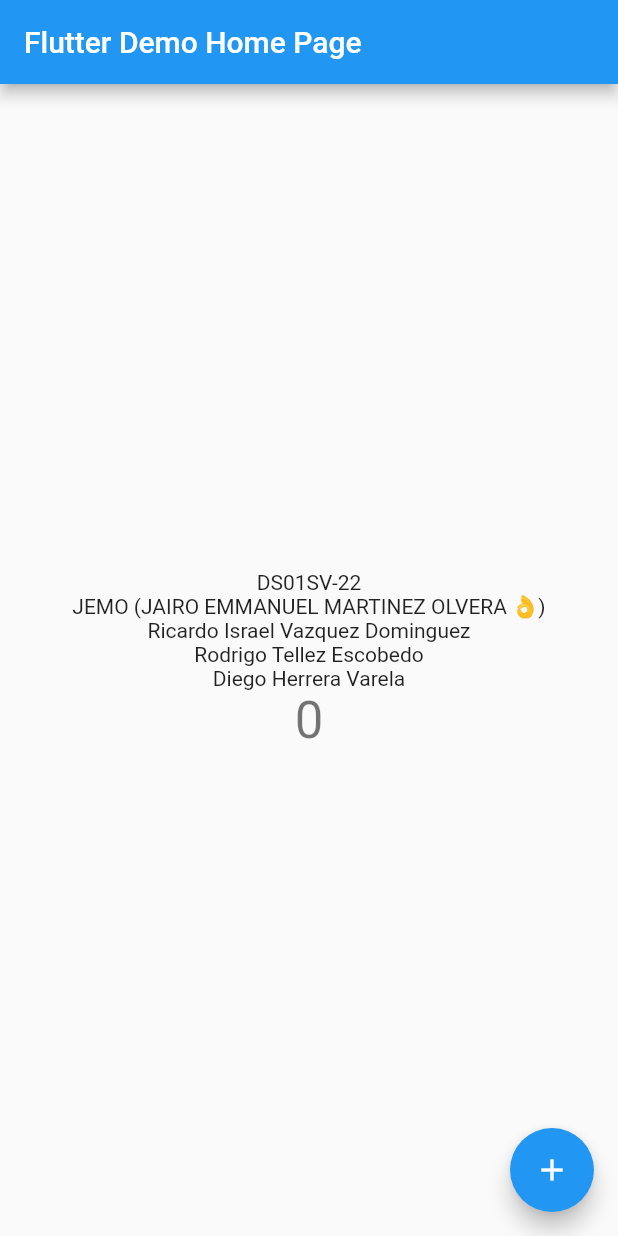
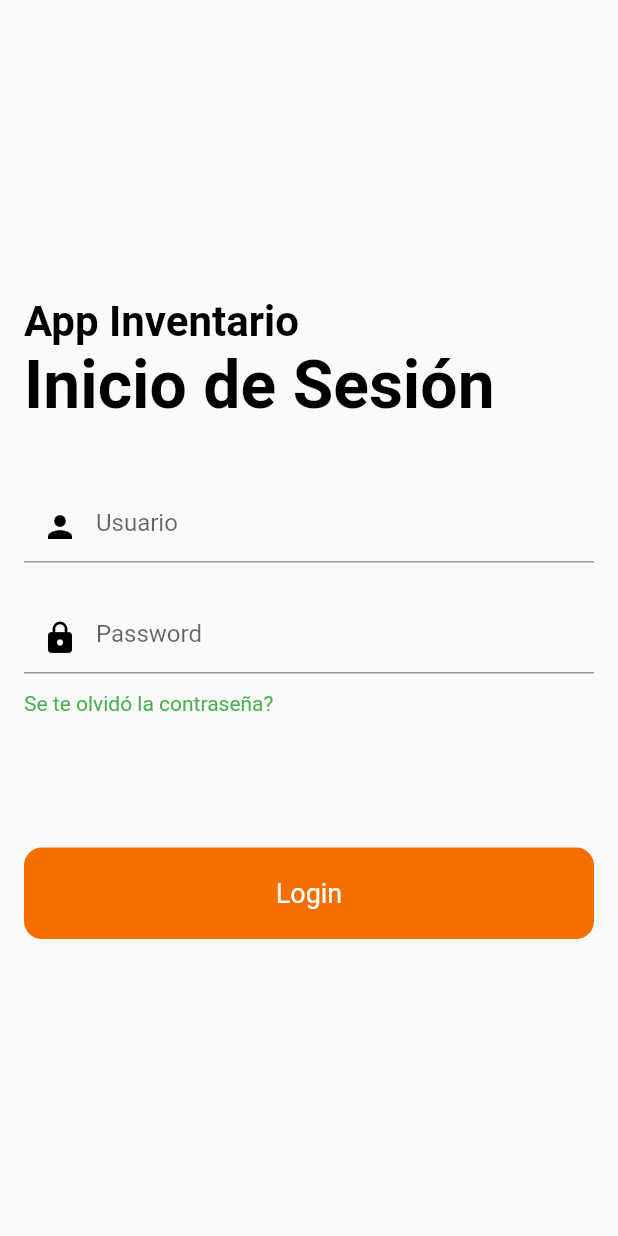
Before and after one commit to Rod17455/app_inventario, a Flutter app: the screen it shows after launch, on a phone screen of 412 x 824 dp. Run offline on Flutter 3.47's test engine with Material 2 defaults, Android fonts, the light colour scheme and no system bars.

Commit message:
login y welcome JEMO

```diff
--- a/lib/main.dart
+++ b/lib/main.dart
@@ -1,4 +1,5 @@
 import 'package:flutter/material.dart';
+import 'welcome_screen.dart';
 
 void main() {
   runApp(const MyApp());
@@ -7,121 +8,116 @@ void main() {
 class MyApp extends StatelessWidget {
   const MyApp({super.key});
 
-  // This widget is the root of your application.
+
   @override
   Widget build(BuildContext context) {
-    return MaterialApp(
-      title: 'Flutter Demo',
-      theme: ThemeData(
-        // This is the theme of your application.
-        //
-        // Try running your application with "flutter run". You'll see the
-        // application has a blue toolbar. Then, without quitting the app, try
-        // changing the primarySwatch below to Colors.green and then invoke
-        // "hot reload" (press "r" in the console where you ran "flutter run",
-        // or simply save your changes to "hot reload" in a Flutter IDE).
-        // Notice that the counter didn't reset back to zero; the application
-        // is not restarted.
-        primarySwatch: Colors.blue,
-      ),
-      home: const MyHomePage(title: 'Flutter Demo Home Page'),
+    return const MaterialApp(
+      debugShowCheckedModeBanner: false,
+     home: HomePage(),
     );
   }
 }
 
-class MyHomePage extends StatefulWidget {
-  const MyHomePage({super.key, required this.title});
 
-  // This widget is the home page of your application. It is stateful, meaning
-  // that it has a State object (defined below) that contains fields that affect
-  // how it looks.
 
-  // This class is the configuration for the state. It holds the values (in this
-  // case the title) provided by the parent (in this case the App widget) and
-  // used by the build method of the State. Fields in a Widget subclass are
-  // always marked "final".
-
-  final String title;
+class HomePage extends StatefulWidget {
+  const HomePage({super.key});
 
   @override
-  State<MyHomePage> createState() => _MyHomePageState();
+  State<HomePage> createState() => _HomePageState();
 }
 
-class _MyHomePageState extends State<MyHomePage> {
-  int _counter = 0;
-
-  void _incrementCounter() {
-    setState(() {
-      // This call to setState tells the Flutter framework that something has
-      // changed in this State, which causes it to rerun the build method below
-      // so that the display can reflect the updated values. If we changed
-      // _counter without calling setState(), then the build method would not be
-      // called again, and so nothing would appear to happen.
-      _counter++;
-    });
+class _HomePageState extends State<HomePage> {
+  @override
+  Widget build(BuildContext context) {
+    return const Scaffold(body: LoginScreen());
+  }
 }
 
+
+
+class LoginScreen extends StatefulWidget {
+  const LoginScreen ({super.key});
+
+  @override
+  State<LoginScreen > createState() => _LoginScreenState();
+}
+
+class _LoginScreenState extends State<LoginScreen> {
   @override
   Widget build(BuildContext context) {
-    // This method is rerun every time setState is called, for instance as done
-    // by the _incrementCounter method above.
-    //
-    // The Flutter framework has been optimized to make rerunning build methods
-    // fast, so that you can just rebuild anything that needs updating rather
-    // than having to individually change instances of widgets.
-    return Scaffold(
-      appBar: AppBar(
-        // Here we take the value from the MyHomePage object that was created by
-        // the App.build method, and use it to set our appbar title.
-        title: Text(widget.title),
+    return Padding(
+      padding: const EdgeInsets.all(16.0),
+      child: Column(
+        mainAxisAlignment: MainAxisAlignment.center,
+        crossAxisAlignment: CrossAxisAlignment.start,
+        children: [
+          const Text("App Inventario",
+           style: TextStyle(
+           color: Colors.black ,
+           fontSize: 28.0,
+           fontWeight: FontWeight.bold,
            ),
-      body: Center(
-        // Center is a layout widget. It takes a single child and positions it
-        // in the middle of the parent.
-        child: Column(
-          // Column is also a layout widget. It takes a list of children and
-          // arranges them vertically. By default, it sizes itself to fit its
-          // children horizontally, and tries to be as tall as its parent.
-          //
-          // Invoke "debug painting" (press "p" in the console, choose the
-          // "Toggle Debug Paint" action from the Flutter Inspector in Android
-          // Studio, or the "Toggle Debug Paint" command in Visual Studio Code)
-          // to see the wireframe for each widget.
-          //
-          // Column has various properties to control how it sizes itself and
-          // how it positions its children. Here we use mainAxisAlignment to
-          // center the children vertically; the main axis here is the vertical
-          // axis because Columns are vertical (the cross axis would be
-          // horizontal).
-          mainAxisAlignment: MainAxisAlignment.center,
-          children: <Widget>[
-            const Text(
-              'DS01SV-22'
+          ),
+
+          const Text("Inicio de Sesión",
+           style: TextStyle(color: Colors.black ,
+           fontSize: 44.0,
+           fontWeight: FontWeight.bold,
+          ),
+        ),
+        const SizedBox(height: 44.0,
+        ),
+        const TextField(
+          keyboardType: TextInputType.emailAddress,
+          decoration:  InputDecoration(
+            hintText: "Usuario",
+            prefixIcon: Icon(Icons.person, color: Colors.black),
+          ),
+        ),
+        const SizedBox(
+          height: 26.0,
+        ),
+        const TextField(
+          obscureText: true,
+          decoration: InputDecoration(
+            hintText: "Password",
+            prefixIcon: Icon(Icons.lock, color: Colors.black),
+          ),
+        ),
+        const SizedBox(
+          height: 12.0,
         ),
         const Text(
-              'JEMO (JAIRO EMMANUEL MARTINEZ OLVERA 👌)',
+          "Se te olvidó la contraseña?",
+           style: TextStyle(color: Colors.green),
         ),
-            const Text(
-              'Ricardo Israel Vazquez Dominguez',
+        const SizedBox(
+          height: 88.0,
         ),
-            const Text(
-              'Rodrigo Tellez Escobedo',
+        Container(
+          width: double.infinity,
+          child: RawMaterialButton(
+            fillColor: Color.fromARGB(255, 244, 110, 0),
+            elevation: 0.0,
+            padding: EdgeInsets.symmetric(vertical: 20.0),
+            shape: RoundedRectangleBorder(
+              borderRadius: BorderRadius.circular(12.0)),
+            onPressed: (){
+                Navigator.push(
+                context,
+                MaterialPageRoute(builder: (context) => WelcomeScreen()),
+              );
+            },
+            child: Text("Login",
+             style: TextStyle(color:Colors.white,
+            fontSize: 18.0,
              ),
-            const Text(
-              'Diego Herrera Varela',
             ),
-            Text(
-              '$_counter',
-              style: Theme.of(context).textTheme.headlineMedium,
+            ),
         ),
         ],
       ),
-      ),
-      floatingActionButton: FloatingActionButton(
-        onPressed: _incrementCounter,
-        tooltip: 'Pruebame',
-        child: const Icon(Icons.add),
-      ), // This trailing comma makes auto-formatting nicer for build methods.
     );
   }
 }
```
Also changed, not shown: lib/welcome_screen.dart (added, +59 -0 lines), 1 other file. Lines whose indentation alone changed are shown as unchanged.
